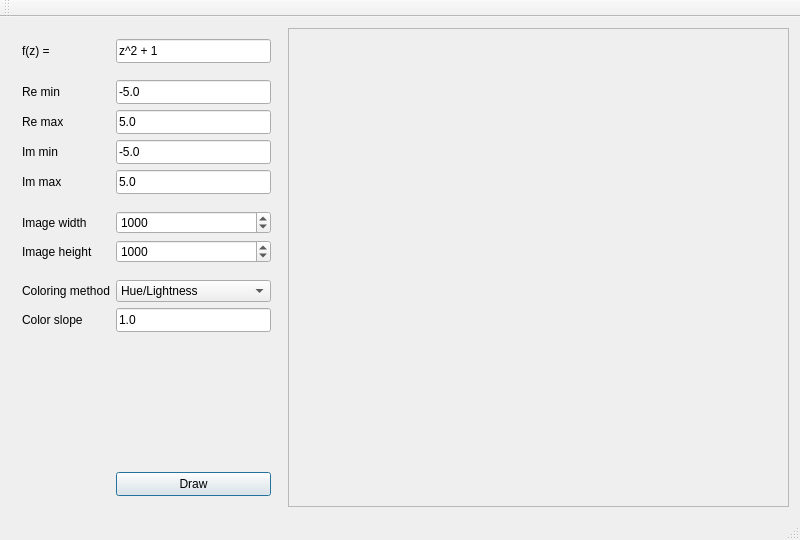
First picture: the form in src/mainwindow.ui, repository mistarro/complex-plot, before the edit.
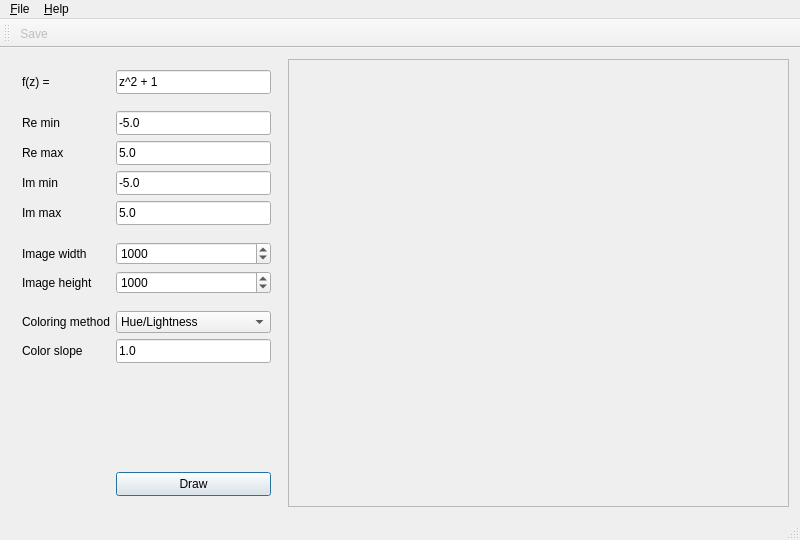
Second picture: the form after the edit. Custom widgets are drawn as their Qt base class.

Commit message: Qt GUI: refactoring PlotWidget::redraw; added basic actions (without handling).

```diff
--- a/src/mainwindow.ui
+++ b/src/mainwindow.ui
@@ -461,16 +461,63 @@
      <height>20</height>
     </rect>
    </property>
+   <widget class="QMenu" name="menu_File">
+    <property name="title">
+     <string>&amp;File</string>
+    </property>
+    <addaction name="actionSave"/>
+    <addaction name="separator"/>
+    <addaction name="actionExit"/>
+   </widget>
+   <widget class="QMenu" name="menu_Help">
+    <property name="title">
+     <string>&amp;Help</string>
+    </property>
+    <addaction name="actionAbout"/>
+   </widget>
+   <addaction name="menu_File"/>
+   <addaction name="menu_Help"/>
   </widget>
   <widget class="QToolBar" name="mainToolBar">
+   <property name="iconSize">
+    <size>
+     <width>16</width>
+     <height>16</height>
+    </size>
+   </property>
    <attribute name="toolBarArea">
     <enum>TopToolBarArea</enum>
    </attribute>
    <attribute name="toolBarBreak">
     <bool>false</bool>
    </attribute>
+   <addaction name="actionSave"/>
   </widget>
   <widget class="QStatusBar" name="statusBar"/>
+  <action name="actionSave">
+   <property name="enabled">
+    <bool>false</bool>
+   </property>
+   <property name="text">
+    <string>&amp;Save...</string>
+   </property>
+   <property name="shortcut">
+    <string>Ctrl+S</string>
+   </property>
+  </action>
+  <action name="actionExit">
+   <property name="enabled">
+    <bool>true</bool>
+   </property>
+   <property name="text">
+    <string>E&amp;xit</string>
+   </property>
+  </action>
+  <action name="actionAbout">
+   <property name="text">
+    <string>&amp;About</string>
+   </property>
+  </action>
  </widget>
  <layoutdefault spacing="6" margin="11"/>
  <customwidgets>
```
Left out of the diff: 4 changed lines with no effect on the pictures. The commit also changes 3 other files.
